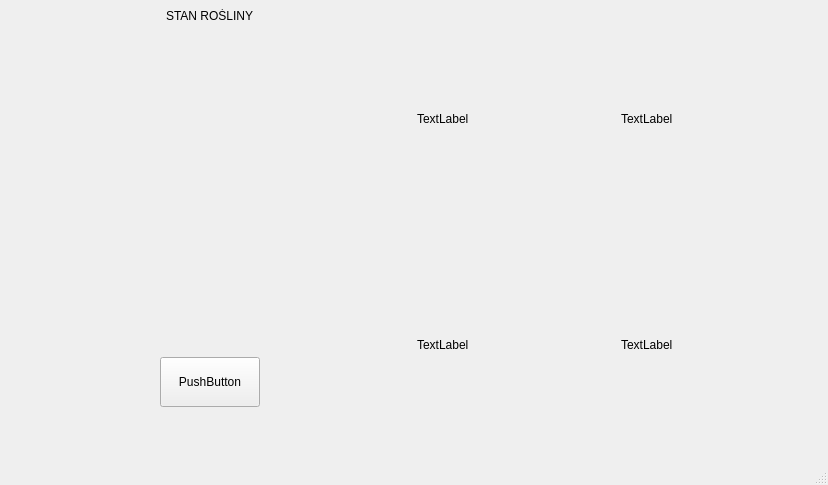
Before: the Qt Designer form PlantMonitoringSystemQt/mainwindow.ui in OlafBieganski/Plant-monitoring-system, drawn with Qt 5.
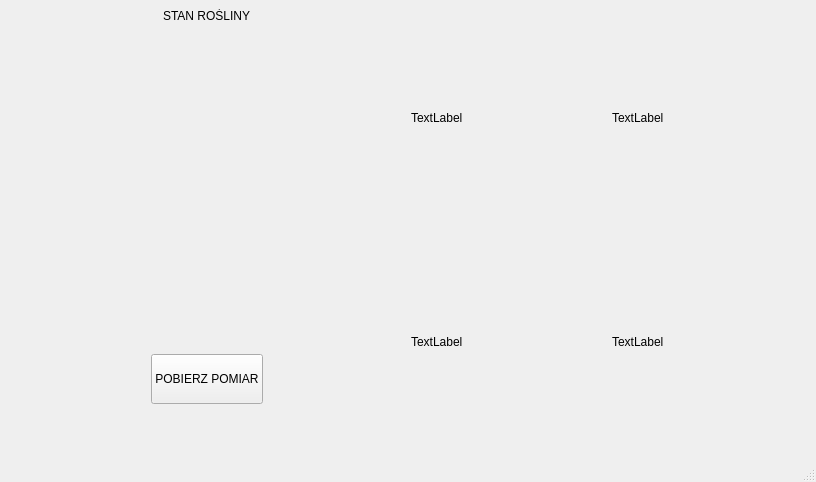
After: the same form once the commit is applied.

The edit to the form file:
```diff
--- a/PlantMonitoringSystemQt/mainwindow.ui
+++ b/PlantMonitoringSystemQt/mainwindow.ui
@@ -6,8 +6,8 @@
    <rect>
     <x>0</x>
     <y>0</y>
-    <width>828</width>
-    <height>485</height>
+    <width>816</width>
+    <height>482</height>
    </rect>
   </property>
   <property name="windowTitle">
@@ -49,12 +49,12 @@
           </property>
           <property name="maximumSize">
            <size>
-            <width>100</width>
+            <width>150</width>
             <height>50</height>
            </size>
           </property>
           <property name="text">
-           <string>PushButton</string>
+           <string>POBIERZ POMIAR</string>
           </property>
          </widget>
         </item>
```
Left out of the diff: 2 changed lines with no effect on the pictures.
